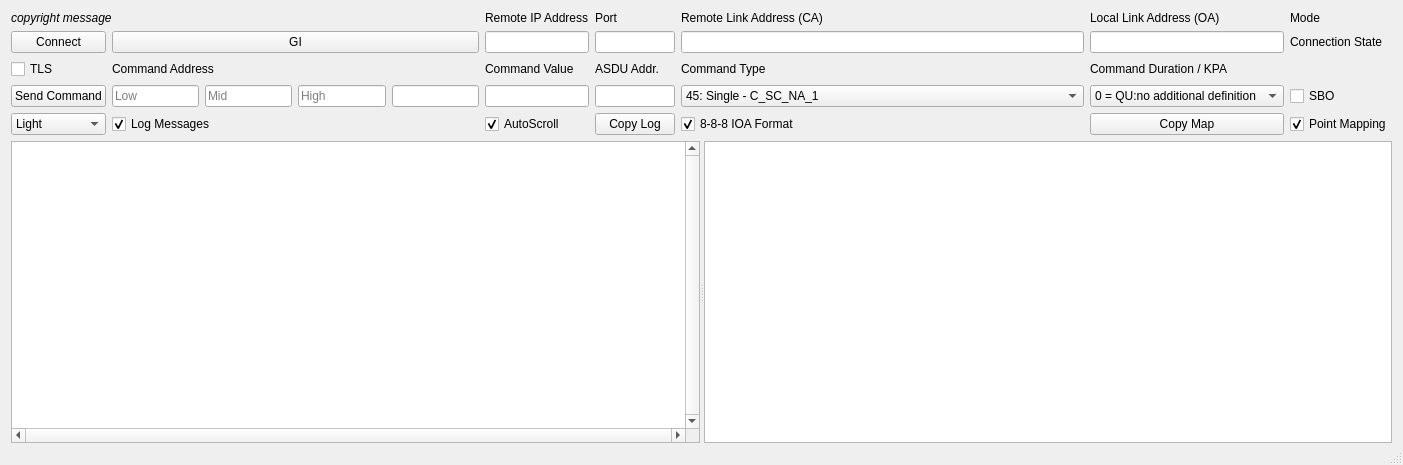
Before: the Qt Designer form mainwindow.ui in riclolsen/qtester104, drawn with Qt 5.
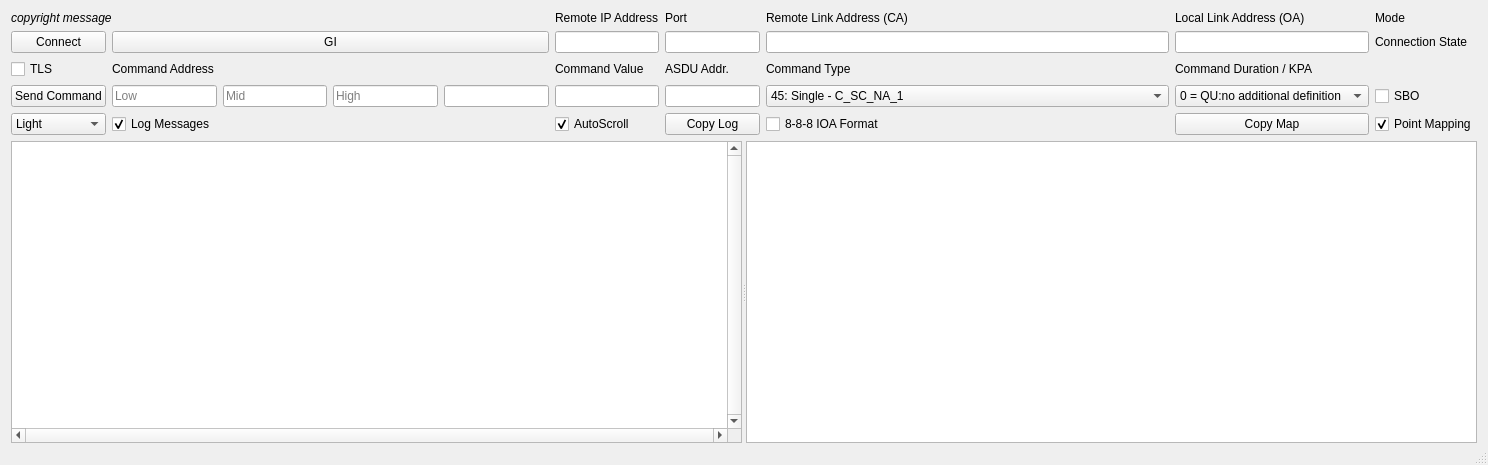
After: the same form once the commit is applied.

Patch:
```diff
--- a/mainwindow.ui
+++ b/mainwindow.ui
@@ -6,7 +6,7 @@
    <rect>
     <x>0</x>
     <y>0</y>
-    <width>1403</width>
+    <width>1488</width>
     <height>465</height>
    </rect>
   </property>
@@ -452,7 +452,7 @@
        <string>8-8-8 IOA Format</string>
       </property>
       <property name="checked">
-       <bool>true</bool>
+       <bool>false</bool>
       </property>
      </widget>
     </item>
```
Left out of the diff: 20 changed lines with no effect on the pictures.
